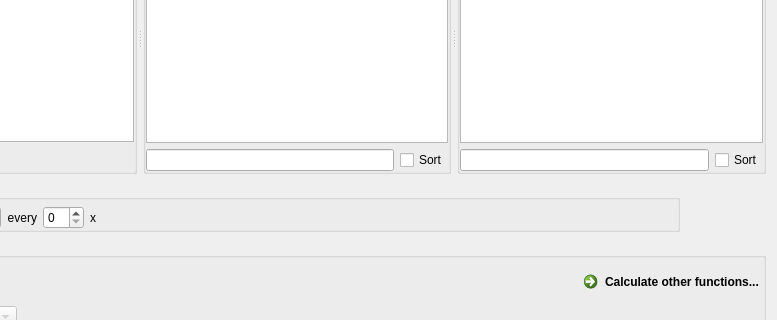
Above: infobiotics/dashboard/plugins/simulator_results/simulation_results_dialog.ui from jvb/infobiotics-dashboard before the change; both pictures show x 183 to 960 and y 138 to 458 of the 960 by 562 pixel window. Below: the same form after it.
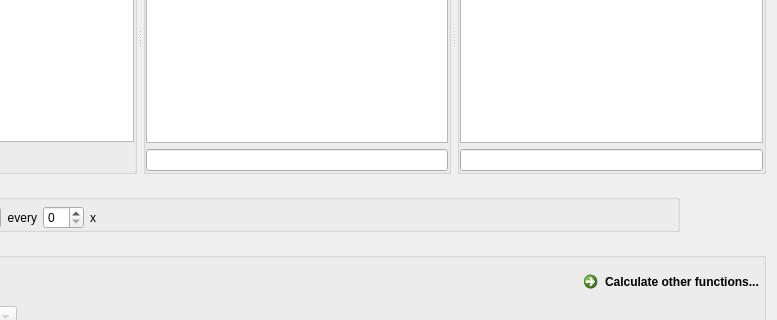
That is the form after the change. Icons and pictures are not drawn. Custom widgets are drawn as their Qt base class.

Commit message: Factored out compartments_list_widget specific sorting to CompartmentsListWidget ListWidget subclass.

Patch:
```diff
--- a/infobiotics/dashboard/plugins/simulator_results/simulation_results_dialog.ui
+++ b/infobiotics/dashboard/plugins/simulator_results/simulation_results_dialog.ui
@@ -470,20 +470,13 @@
          </item>
         </widget>
        </item>
-       <item row="2" column="0">
+       <item row="2" column="0" colspan="2">
         <widget class="QLineEdit" name="filter_species_line_edit">
          <property name="toolTip">
           <string>Filter Species</string>
          </property>
         </widget>
        </item>
-       <item row="2" column="1">
-        <widget class="QCheckBox" name="sort_species_check_box">
-         <property name="text">
-          <string>Sort</string>
-         </property>
-        </widget>
-       </item>
       </layout>
      </widget>
      <widget class="QGroupBox" name="_compartments_group_box">
@@ -560,20 +553,13 @@
          </property>
         </widget>
        </item>
-       <item row="3" column="0">
+       <item row="3" column="0" colspan="2">
         <widget class="QLineEdit" name="filter_compartments_line_edit">
          <property name="toolTip">
           <string>Filter Compartments</string>
          </property>
         </widget>
        </item>
-       <item row="3" column="1">
-        <widget class="QCheckBox" name="sort_compartments_check_box">
-         <property name="text">
-          <string>Sort</string>
-         </property>
-        </widget>
-       </item>
       </layout>
      </widget>
     </widget>
@@ -771,6 +757,11 @@
    <extends>QDoubleSpinBox</extends>
    <header>FromToDoubleSpinBox.h</header>
   </customwidget>
+  <customwidget>
+   <class>CompartmentsListWidget</class>
+   <extends>QListWidget</extends>
+   <header>compartments_list_widget.h</header>
+  </customwidget>
  </customwidgets>
  <tabstops>
   <tabstop>file_name_line_edit</tabstop>
```
Left out of the diff: 2 changed lines with no effect on the pictures. The commit also changes 8 other files.
